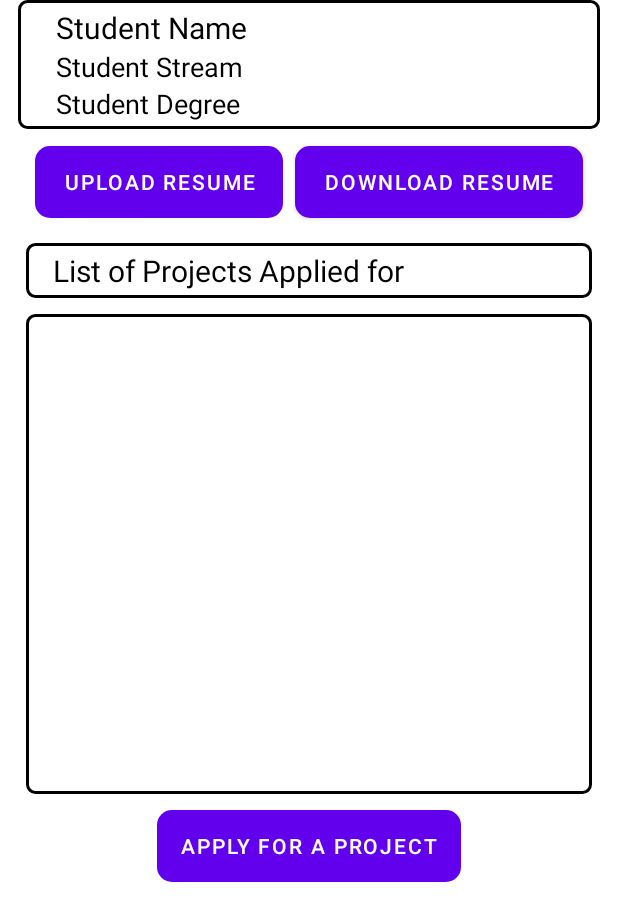
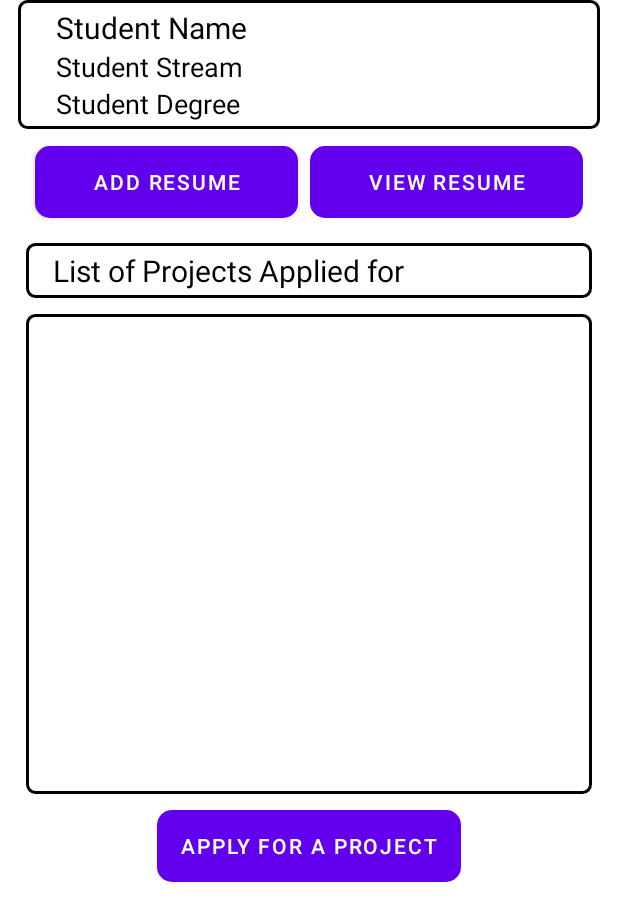
Before and after one commit to underhood31/Prof-Student-Matching, an Android app: the layout fragment_student_profile_fragment.xml on its own in the app's theme, with its tools: preview values and no code run, on a phone screen of 412 x 824 dp. Shown: the top 921 px of the screen. Run offline under Robolectric (Android 15) with nearby library versions, the phone set to English and light mode, and no system bars; network calls fail.

```diff
--- a/Android-App/app/src/main/java/in/ac/iiitd/projecto/MainActivity.java
+++ b/Android-App/app/src/main/java/in/ac/iiitd/projecto/MainActivity.java
@@ -1,6 +1,7 @@
 package in.ac.iiitd.projecto;
 
 import androidx.appcompat.app.AppCompatActivity;
+import androidx.appcompat.app.AppCompatDelegate;
 
 import android.content.Intent;
 import android.os.Bundle;
@@ -11,6 +12,7 @@ public class MainActivity extends AppCompatActivity {
     @Override
     protected void onCreate(Bundle savedInstanceState) {
         super.onCreate(savedInstanceState);
+        AppCompatDelegate.setDefaultNightMode(AppCompatDelegate.MODE_NIGHT_NO);
         setContentView(R.layout.activity_main);
     }
 
--- a/Android-App/app/src/main/java/in/ac/iiitd/projecto/Student_list_of_project.java
+++ b/Android-App/app/src/main/java/in/ac/iiitd/projecto/Student_list_of_project.java
@@ -58,11 +58,16 @@ public class Student_list_of_project extends Fragment {
         recyclerView.setLayoutManager(linearLayoutManager);
         recyclerView.setAdapter(projectAdapter);
         recyclerView.addItemDecoration(dividerItemDecoration);
+
+
+
         ProjectItem projectItem = new ProjectItem();
         projectItem.setProjectTitle("mc project");
         projectItem.setProjectAdvisorName("mukulika");
         projectItemArrayList.add(projectItem);
         projectAdapter.notifyDataSetChanged();
+
+
         return view;
     }
 }
--- a/Android-App/app/src/main/res/layout/fragment_student_profile_fragment.xml
+++ b/Android-App/app/src/main/res/layout/fragment_student_profile_fragment.xml
@@ -71,7 +71,7 @@
             android:layout_margin="4dp"
             android:layout_weight="0.2"
             android:background="@drawable/rounded_button"
-            android:text="Upload Resume" />
+            android:text="ADD RESUME" />
 
         <Button
             android:id="@+id/studentDownloadResumeBtn"
@@ -80,7 +80,7 @@
             android:layout_margin="4dp"
             android:layout_weight="0.2"
             android:background="@drawable/rounded_button"
-            android:text="Download Resume" />
+            android:text="VIEW RESUME" />
     </LinearLayout>
 
     <TextView
```
Also changed, not shown: Android-App/app/src/main/java/in/ac/iiitd/projecto/StudentActivity.java (+4 -3 lines), Android-App/app/src/main/java/in/ac/iiitd/projecto/student_profile_fragment.java (+5 -2 lines).
